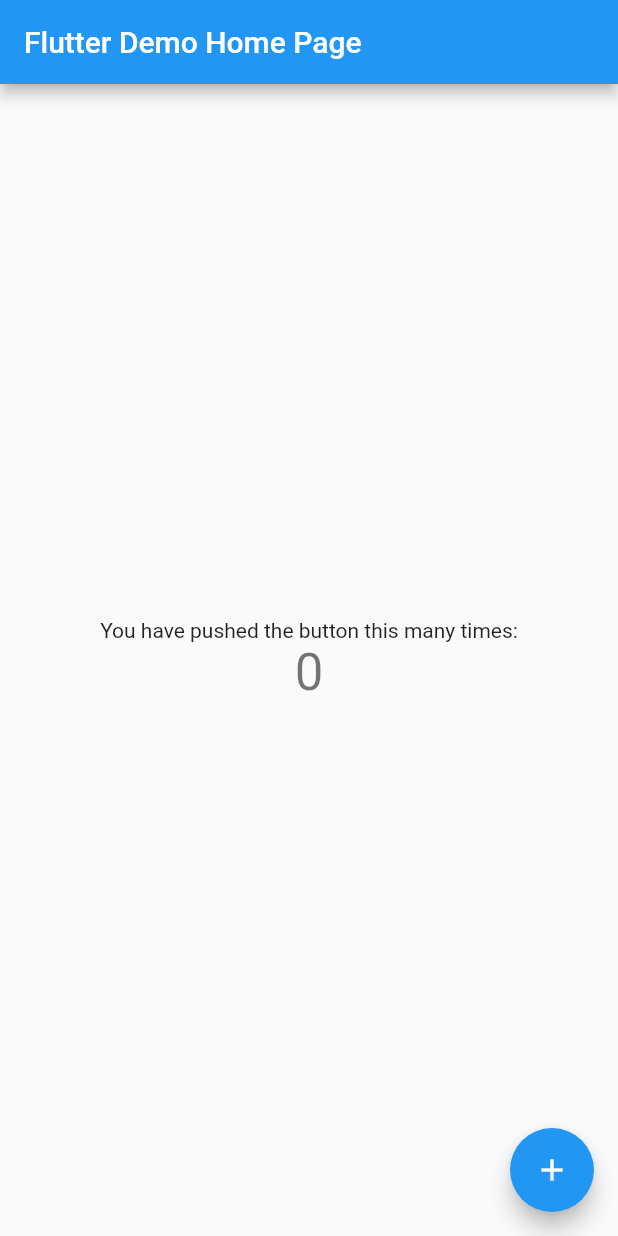
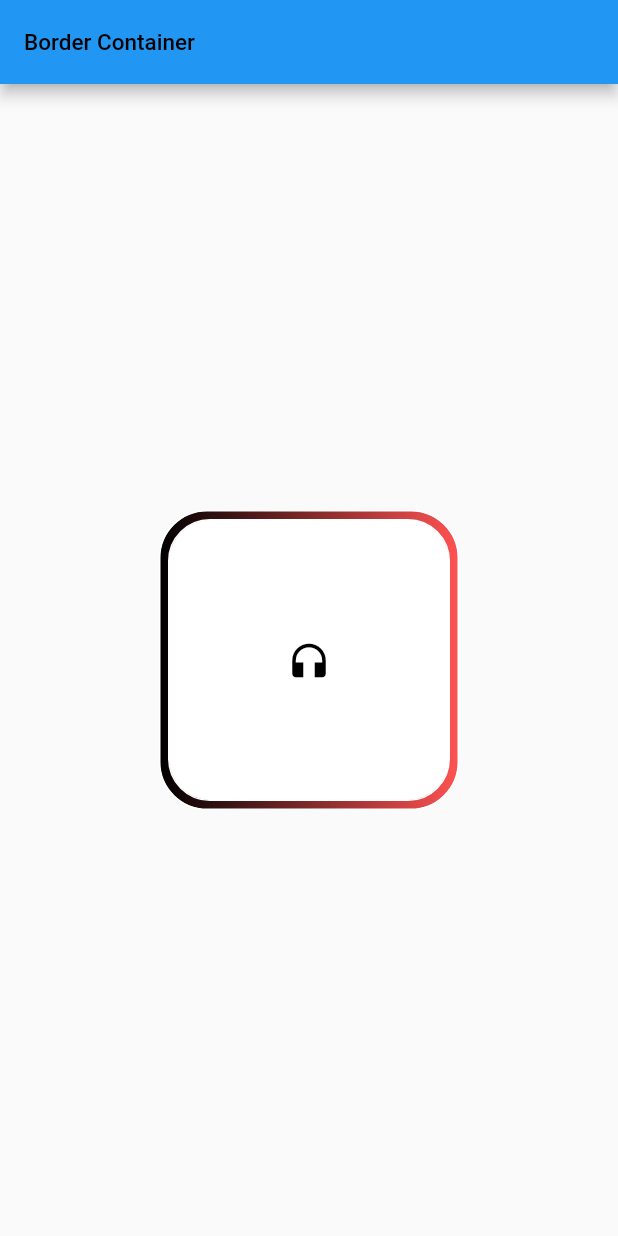
Before and after one commit to linhxeom1996/documents, a Flutter app: the screen it shows after launch, on a phone screen of 412 x 824 dp. Run offline on Flutter 3.47's test engine with Material 2 defaults, Android fonts, the phone set to English and light mode, and no system bars; our stand-ins replace connectivity_plus, flutter_bloc, plugin_platform_interface; missing offline and left inert: linh_button.

Commit message:
square_container_border

```diff
--- a/linear_gradient/lib/main.dart
+++ b/linear_gradient/lib/main.dart
@@ -1,3 +1,4 @@
+import 'package:color_gradien/square_container_border/container_border_page.dart';
 import 'package:flutter/material.dart';
 
 void main() {
@@ -13,103 +14,9 @@ class MyApp extends StatelessWidget {
     return MaterialApp(
       title: 'Flutter Demo',
       theme: ThemeData(
-        // This is the theme of your application.
-        //
-        // Try running your application with "flutter run". You'll see the
-        // application has a blue toolbar. Then, without quitting the app, try
-        // changing the primarySwatch below to Colors.green and then invoke
-        // "hot reload" (press "r" in the console where you ran "flutter run",
-        // or simply save your changes to "hot reload" in a Flutter IDE).
-        // Notice that the counter didn't reset back to zero; the application
-        // is not restarted.
         primarySwatch: Colors.blue,
       ),
-      home: const MyHomePage(title: 'Flutter Demo Home Page'),
+      home: const SquareContainerBorder(),
     );
   }
 }
-
-class MyHomePage extends StatefulWidget {
-  const MyHomePage({super.key, required this.title});
-
-  // This widget is the home page of your application. It is stateful, meaning
-  // that it has a State object (defined below) that contains fields that affect
-  // how it looks.
-
-  // This class is the configuration for the state. It holds the values (in this
-  // case the title) provided by the parent (in this case the App widget) and
-  // used by the build method of the State. Fields in a Widget subclass are
-  // always marked "final".
-
-  final String title;
-
-  @override
-  State<MyHomePage> createState() => _MyHomePageState();
-}
-
-class _MyHomePageState extends State<MyHomePage> {
-  int _counter = 0;
-
-  void _incrementCounter() {
-    setState(() {
-      // This call to setState tells the Flutter framework that something has
-      // changed in this State, which causes it to rerun the build method below
-      // so that the display can reflect the updated values. If we changed
-      // _counter without calling setState(), then the build method would not be
-      // called again, and so nothing would appear to happen.
-      _counter++;
-    });
-  }
-
-  @override
-  Widget build(BuildContext context) {
-    // This method is rerun every time setState is called, for instance as done
-    // by the _incrementCounter method above.
-    //
-    // The Flutter framework has been optimized to make rerunning build methods
-    // fast, so that you can just rebuild anything that needs updating rather
-    // than having to individually change instances of widgets.
-    return Scaffold(
-      appBar: AppBar(
-        // Here we take the value from the MyHomePage object that was created by
-        // the App.build method, and use it to set our appbar title.
-        title: Text(widget.title),
-      ),
-      body: Center(
-        // Center is a layout widget. It takes a single child and positions it
-        // in the middle of the parent.
-        child: Column(
-          // Column is also a layout widget. It takes a list of children and
-          // arranges them vertically. By default, it sizes itself to fit its
-          // children horizontally, and tries to be as tall as its parent.
-          //
-          // Invoke "debug painting" (press "p" in the console, choose the
-          // "Toggle Debug Paint" action from the Flutter Inspector in Android
-          // Studio, or the "Toggle Debug Paint" command in Visual Studio Code)
-          // to see the wireframe for each widget.
-          //
-          // Column has various properties to control how it sizes itself and
-          // how it positions its children. Here we use mainAxisAlignment to
-          // center the children vertically; the main axis here is the vertical
-          // axis because Columns are vertical (the cross axis would be
-          // horizontal).
-          mainAxisAlignment: MainAxisAlignment.center,
-          children: <Widget>[
-            const Text(
-              'You have pushed the button this many times:',
-            ),
-            Text(
-              '$_counter',
-              style: Theme.of(context).textTheme.headline4,
-            ),
-          ],
-        ),
-      ),
-      floatingActionButton: FloatingActionButton(
-        onPressed: _incrementCounter,
-        tooltip: 'Increment',
-        child: const Icon(Icons.add),
-      ), // This trailing comma makes auto-formatting nicer for build methods.
-    );
-  }
-}
--- /dev/null
+++ b/linear_gradient/lib/square_container_border/container_border_page.dart
@@ -0,0 +1,45 @@
+import 'package:flutter/material.dart';
+
+class SquareContainerBorder extends StatelessWidget {
+  const SquareContainerBorder({super.key});
+
+  @override
+  Widget build(BuildContext context) {
+    return Scaffold(
+      appBar: AppBar(
+        title: const Text(
+          "Border Container",
+          style: TextStyle(color: Colors.black, fontSize: 15),
+        ),
+      ),
+      body: Center(
+        child: Container(
+          width: 200,
+          height: 200,
+          decoration: BoxDecoration(
+            gradient: const LinearGradient(
+              colors: [Colors.black, Colors.redAccent],
+            ),
+            border: Border.all(color: Colors.white),
+            borderRadius: BorderRadius.circular(32),
+          ),
+          child: Padding(
+            padding: const EdgeInsets.all(5),
+            child: Container(
+              decoration: BoxDecoration(
+                color: Colors.white,
+                border: Border.all(color: Colors.white),
+                borderRadius: BorderRadius.circular(28),
+              ),
+              child: const Icon(
+                Icons.headphones,
+                color: Colors.black,
+                size: 30,
+              ),
+            ),
+          ),
+        ),
+      ),
+    );
+  }
+}
```
